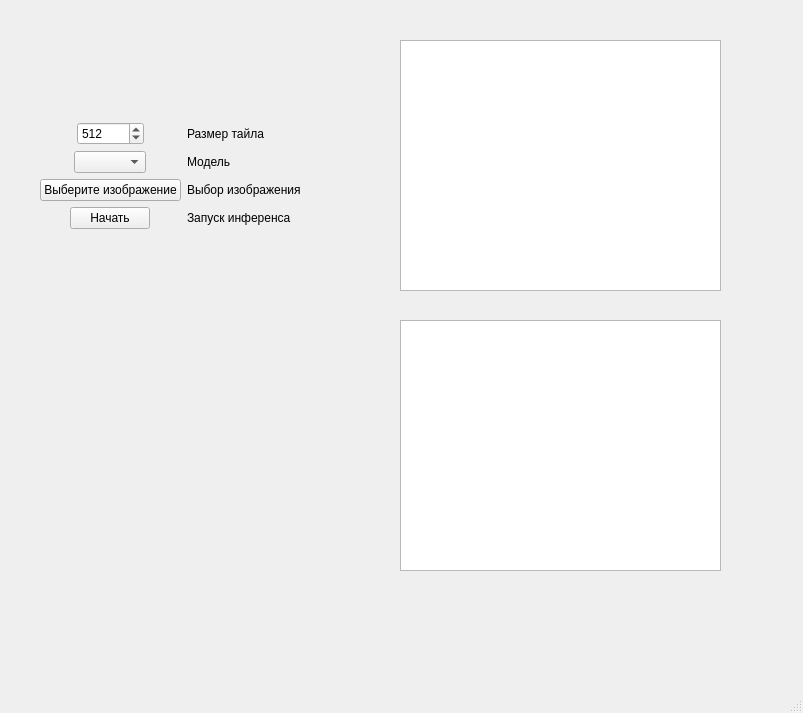
This is design.ui in Nraj10/KamenevSamsungPyqImageUpscaler as Qt 5 draws it before an edit. The edited form follows.
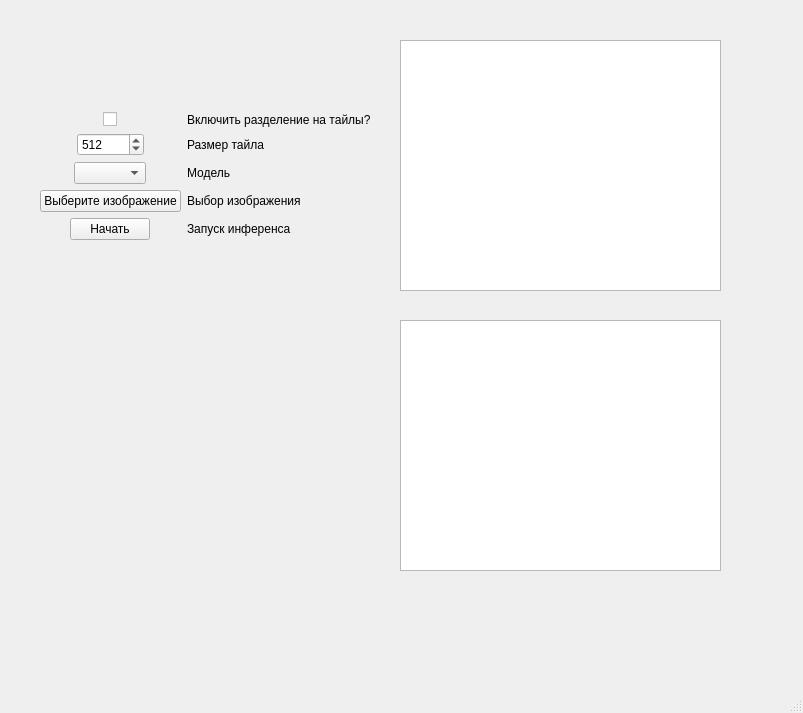
This is the edited form.

Commit message: Изменение в дизайне

```diff
--- a/design.ui
+++ b/design.ui
@@ -19,7 +19,7 @@
      <rect>
       <x>40</x>
       <y>90</y>
-      <width>282</width>
+      <width>352</width>
       <height>171</height>
      </rect>
     </property>
@@ -36,7 +36,7 @@
      <property name="formAlignment">
       <set>Qt::AlignCenter</set>
      </property>
-     <item row="0" column="0">
+     <item row="1" column="0">
       <widget class="QSpinBox" name="TileSize">
        <property name="maximum">
         <number>100000</number>
@@ -46,51 +46,65 @@
        </property>
       </widget>
      </item>
-     <item row="1" column="0">
-      <widget class="QComboBox" name="ModelComboBox"/>
-     </item>
      <item row="2" column="0">
+      <widget class="QComboBox" name="ModelComboBox"/>
+     </item>
+     <item row="3" column="0">
       <widget class="QPushButton" name="InputImageButton">
        <property name="text">
         <string>Выберите изображение</string>
        </property>
       </widget>
      </item>
-     <item row="3" column="0">
+     <item row="4" column="0">
       <widget class="QPushButton" name="StartInferenceButton">
        <property name="text">
         <string>Начать</string>
        </property>
       </widget>
      </item>
-     <item row="0" column="1">
+     <item row="1" column="1">
       <widget class="QLabel" name="label">
        <property name="text">
         <string>Размер тайла</string>
        </property>
       </widget>
      </item>
-     <item row="1" column="1">
+     <item row="2" column="1">
       <widget class="QLabel" name="label_2">
        <property name="text">
         <string>Модель</string>
        </property>
       </widget>
      </item>
-     <item row="2" column="1">
+     <item row="3" column="1">
       <widget class="QLabel" name="label_3">
        <property name="text">
         <string>Выбор изображения</string>
        </property>
       </widget>
      </item>
-     <item row="3" column="1">
+     <item row="4" column="1">
       <widget class="QLabel" name="label_4">
        <property name="text">
         <string>Запуск инференса</string>
        </property>
       </widget>
      </item>
+     <item row="0" column="0">
+      <widget class="QCheckBox" name="TileCheckBox">
+       <property name="text">
+        <string/>
+       </property>
+      </widget>
+     </item>
+     <item row="0" column="1">
+      <widget class="QLabel" name="label_5">
+       <property name="text">
+        <string>Включить разделение на тайлы?</string>
+       </property>
+      </widget>
+     </item>
     </layout>
    </widget>
    <widget class="QGraphicsView" name="ImageBrowser">
```
The commit also changes 2 other files.
